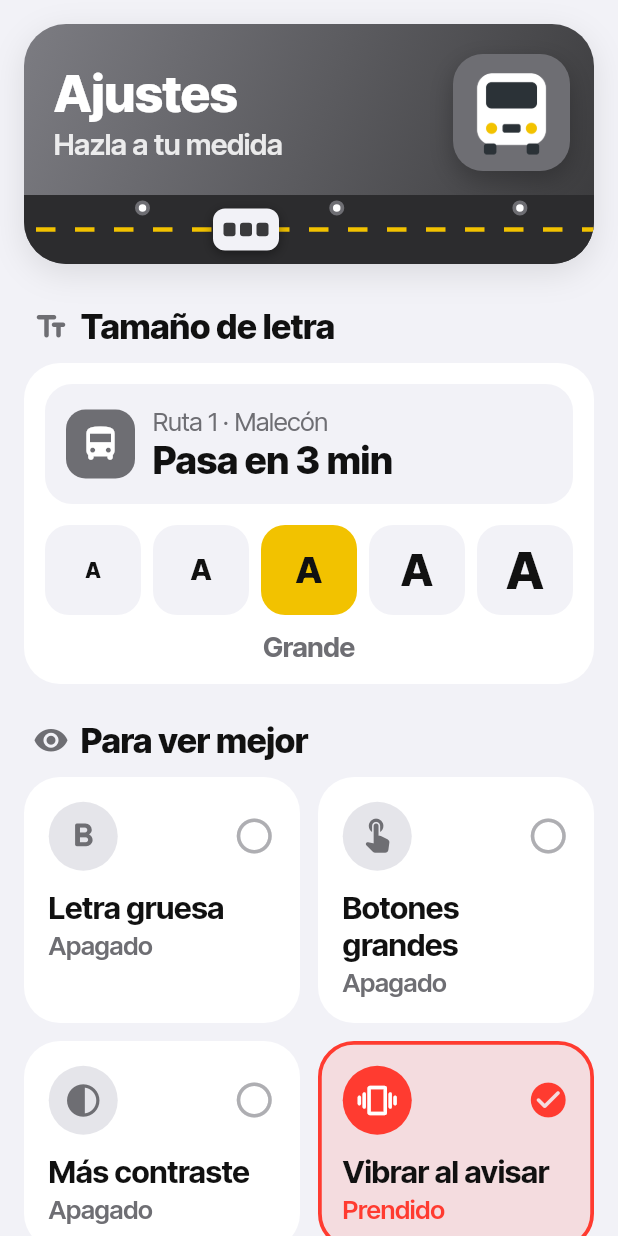
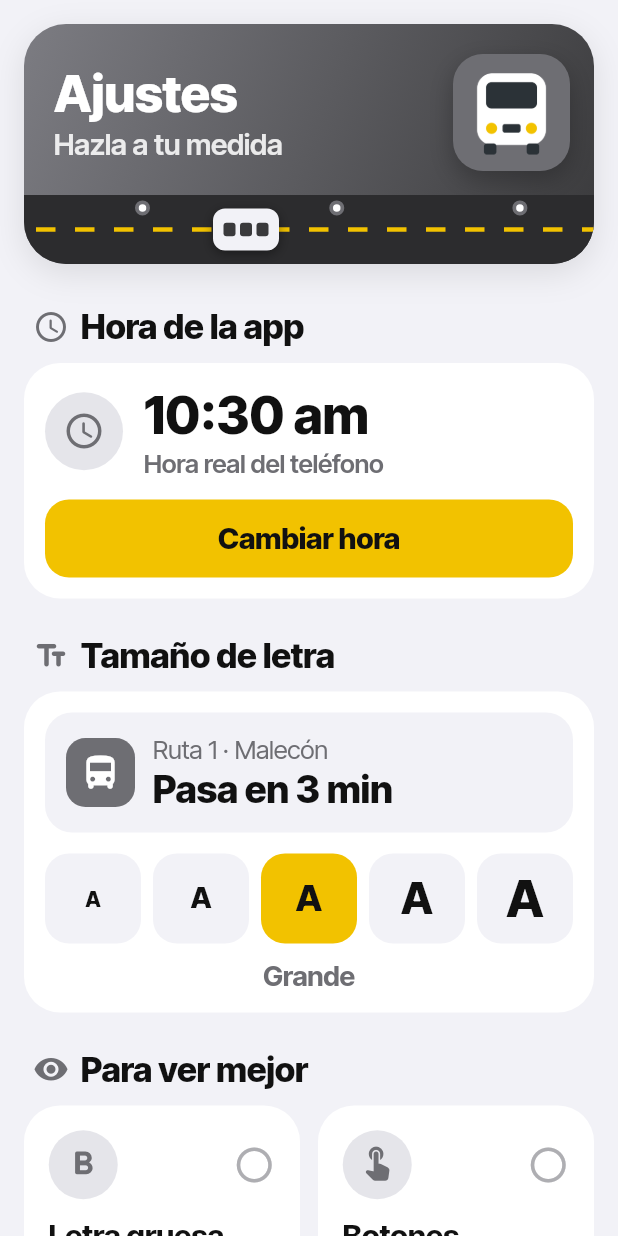
Before and after one commit to DagioGit/AppParadas, a Flutter app: the AjustesPantalla screen opened directly, on a phone screen of 412 x 824 dp. Run offline on Flutter 3.47's test engine with Material 3 defaults, Android fonts, the phone set to English and light mode, and no system bars; our stand-ins replace flutter_map, geolocator, google_fonts, latlong2, shared_preferences, web and 1 more; missing offline and left inert: dart:ui_web, maplibre_gl; accounts and stored records are empty; statements that could not run were skipped.

Commit message:
Cambiar la hora de la app; caseta con pantalla colgada, botes y banca
- Ajustes › Hora de la app: elegir otra hora (o 7 am / 2 pm / 7 pm) para usar
  la app aunque no sea horario de combis; se guarda y se puede volver a la hora
  real. El aviso de "Combis no disponibles" trae el botón "Usar otra hora".
- Casetas 3D: el contador cuelga del techo (ya no es un tótem aparte), tres botes
  de basura con tapa (reciclable, orgánico, inorgánico) y banca exterior.
- El visor 3D de la página recibe la ruta y la hora de la app.

Co-Authored-By: Claude Opus 5.5 <noreply@anthropic.com>
Claude-Session: https://claude.ai/code/session_01UMxWUipAbS6ok312qCUQZ9

```diff
--- a/lib/ajustes.dart
+++ b/lib/ajustes.dart
@@ -13,6 +13,10 @@ class Ajustes extends ChangeNotifier {
   bool botonesGrandes = false;
   bool contraste = false;
   bool vibrar = true;
+
+  /// Segundos que se adelanta o atrasa el reloj de la app (0 = hora real).
+  /// Sirve para usar la app a otra hora, por ejemplo de noche cuando no pasan combis.
+  double ajusteHora = 0;
 
   /// 0 = Automática (como el teléfono), 1 = Clara (de fábrica), 2 = Oscura.
   int apariencia = 1;
@@ -37,6 +41,7 @@ class Ajustes extends ChangeNotifier {
       contraste = p.getBool('contraste') ?? contraste;
       vibrar = p.getBool('vibrar') ?? vibrar;
       apariencia = p.getInt('apariencia') ?? apariencia;
+      ajusteHora = p.getDouble('ajusteHora') ?? ajusteHora;
     } catch (_) {
       // Sin almacenamiento (pruebas, navegador privado): se usan los valores de fábrica.
     }
@@ -56,6 +61,7 @@ class Ajustes extends ChangeNotifier {
         a.contraste = false;
         a.vibrar = true;
         a.apariencia = 1;
+        a.ajusteHora = 0;
       });
 
   Future<void> _guardar() async {
@@ -67,6 +73,7 @@ class Ajustes extends ChangeNotifier {
       await p.setBool('contraste', contraste);
       await p.setBool('vibrar', vibrar);
       await p.setInt('apariencia', apariencia);
+      await p.setDouble('ajusteHora', ajusteHora);
     } catch (_) {}
   }
 }
--- a/lib/main.dart
+++ b/lib/main.dart
@@ -28,7 +28,7 @@ Future<void> main() async {
   if (q['botones'] == 'grandes') ajustes.botonesGrandes = true;
   // ?hora=22.5 simula que son las 22:30 (para ver cómo se ve la app de noche)
   final h = double.tryParse(q['hora'] ?? '');
-  if (h != null) ajusteReloj = h * 3600 - segundosAhora();
+  if (h != null) ajustes.ajusteHora = h * 3600 - segundosAhora();
   runApp(const CombiLZC());
 }
 
--- a/lib/modelo/ruta.dart
+++ b/lib/modelo/ruta.dart
@@ -3,6 +3,7 @@ import 'dart:ui' show Color;
 
 import 'package:latlong2/latlong.dart';
 
+import '../ajustes.dart';
 import '../datos/rutas_datos.dart';
 import '../datos/rutas_modelo_datos.dart';
 import '../datos/semaforos.dart';
@@ -470,13 +471,10 @@ final List<Ruta> rutas = [for (final d in rutasDatos) Ruta(d)];
 
 Ruta rutaPorId(String id) => rutas.firstWhere((r) => r.id == id);
 
-/// Para probar a otra hora (versión web: ?hora=22.5): segundos que se suman al reloj.
-double ajusteReloj = 0;
-
 /// Segundos transcurridos del día de hoy.
 double segundosAhora() {
   final a = DateTime.now();
-  final s = a.hour * 3600.0 + a.minute * 60 + a.second + a.millisecond / 1000 + ajusteReloj;
+  final s = a.hour * 3600.0 + a.minute * 60 + a.second + a.millisecond / 1000 + ajustes.ajusteHora;
   return ((s % segundosDia) + segundosDia) % segundosDia;
 }
 
--- a/lib/pantallas/ajustes_pantalla.dart
+++ b/lib/pantallas/ajustes_pantalla.dart
@@ -3,7 +3,10 @@ import 'package:flutter/material.dart' show Icons;
 import 'package:flutter/services.dart';
 
 import '../ajustes.dart';
+import '../modelo/ruta.dart';
 import '../tema.dart';
+import '../widgets/comunes.dart' show ConReloj;
+import '../widgets/selector_hora.dart';
 
 /// Ajustes con el estilo de la app: tarjetas grandes, colores de las rutas
 /// y botones fáciles de tocar para personas mayores y niños.
@@ -19,6 +22,8 @@ class AjustesPantalla extends StatelessWidget {
           padding: EdgeInsets.fromLTRB(0, MediaQuery.of(context).padding.top + 8, 0, MediaQuery.of(context).padding.bottom + 40),
           children: [
             const _Portada(),
+            const _Titulo(Icons.schedule_rounded, 'Hora de la app'),
+            _hora(context),
             const _Titulo(Icons.text_fields_rounded, 'Tamaño de letra'),
             _letra(),
             const _Titulo(Icons.visibility_rounded, 'Para ver mejor'),
@@ -37,6 +42,60 @@ class AjustesPantalla extends StatelessWidget {
   static void _cambiar(void Function(Ajustes a) f) {
     if (ajustes.vibrar) HapticFeedback.selectionClick();
     ajustes.cambiar(f);
+  }
+
+  /// Hora con la que funciona la app: la real o una elegida para probarla (por ejemplo de noche).
+  Widget _hora(BuildContext context) {
+    final cambiada = ajustes.ajusteHora != 0;
+    return _Caja(
+      child: Column(crossAxisAlignment: CrossAxisAlignment.stretch, children: [
+        Row(children: [
+          Container(
+            width: 52,
+            height: 52,
+            decoration: BoxDecoration(color: cambiada ? Tema.amarillo : Tema.relleno, shape: BoxShape.circle),
+            child: Icon(cambiada ? Icons.edit_calendar_rounded : Icons.schedule_rounded, size: 28, color: cambiada ? Tema.negro : Tema.gris),
+          ),
+          const SizedBox(width: 14),
+          Expanded(
+            child: ConReloj(
+              cada: const Duration(seconds: 1),
+              builder: (context, ahora) => Column(crossAxisAlignment: CrossAxisAlignment.start, children: [
+                Text(horaAmPm(ahora), style: Tema.texto(size: 30, weight: FontWeight.w800)),
+                Text(
+                  cambiada ? 'Hora cambiada para probar' : 'Hora real del teléfono',
+                  style: Tema.texto(size: 15, weight: FontWeight.w600, color: cambiada ? const Color(0xFFB8860B) : Tema.gris),
+                ),
+              ]),
+            ),
+          ),
+        ]),
+        const SizedBox(height: 14),
+        Row(children: [
+          Expanded(
+            child: CupertinoButton(
+              padding: EdgeInsets.symmetric(vertical: Tema.b(14)),
+              color: Tema.amarillo,
+              borderRadius: BorderRadius.circular(16),
+              onPressed: () => mostrarSelectorHora(context),
+              child: Text('Cambiar hora', style: Tema.texto(size: 17, weight: FontWeight.w800, color: Tema.negro)),
+            ),
+          ),
+          if (cambiada) ...[
+            const SizedBox(width: 10),
+            Expanded(
+              child: CupertinoButton(
+                padding: EdgeInsets.symmetric(vertical: Tema.b(14)),
+                color: Tema.fondo,
+                borderRadius: BorderRadius.circular(16),
+                onPressed: () => _cambiar((a) => a.ajusteHora = 0),
+                child: Text('Hora real', style: Tema.texto(size: 17, weight: FontWeight.w700, color: Tema.azul)),
+              ),
+            ),
+          ],
+        ]),
+      ]),
+    );
   }
 
   /// Vista previa y cinco botones con una "A" cada vez más grande.
@@ -208,7 +267,7 @@ class AjustesPantalla extends StatelessWidget {
       context: context,
       builder: (ctx) => CupertinoAlertDialog(
         title: const Text('¿Dejar como al principio?'),
-        content: const Text('La letra, los botones y los colores regresan como estaban.'),
+        content: const Text('La letra, los botones, los colores y la hora regresan como estaban.'),
         actions: [
           CupertinoDialogAction(child: const Text('No'), onPressed: () => Navigator.of(ctx).pop(false)),
           CupertinoDialogAction(isDestructiveAction: true, child: const Text('Sí'), onPressed: () => Navigator.of(ctx).pop(true)),
```
Also changed, not shown: lib/pantallas/parada_3d.dart (+7 -1 lines), lib/pantallas/viaje_pantalla.dart (+11 -0 lines), lib/widgets/comunes.dart (+14 -0 lines), lib/widgets/escena3d.dart (+24 -4 lines), lib/widgets/selector_hora.dart (added, +116 -0 lines).
